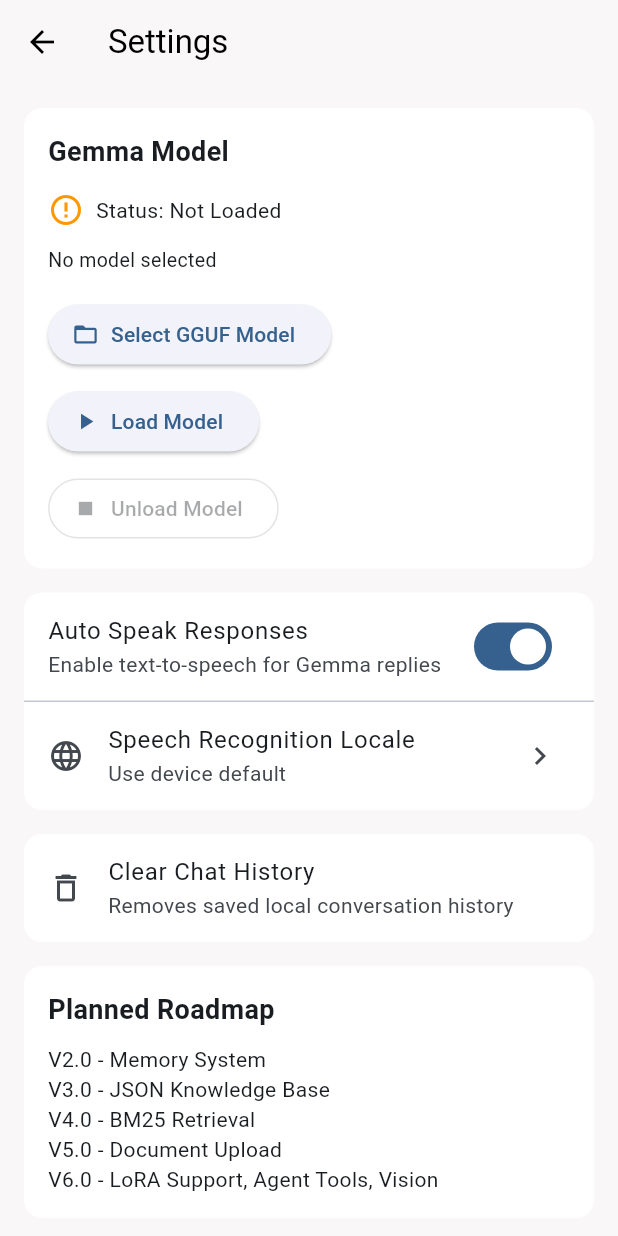
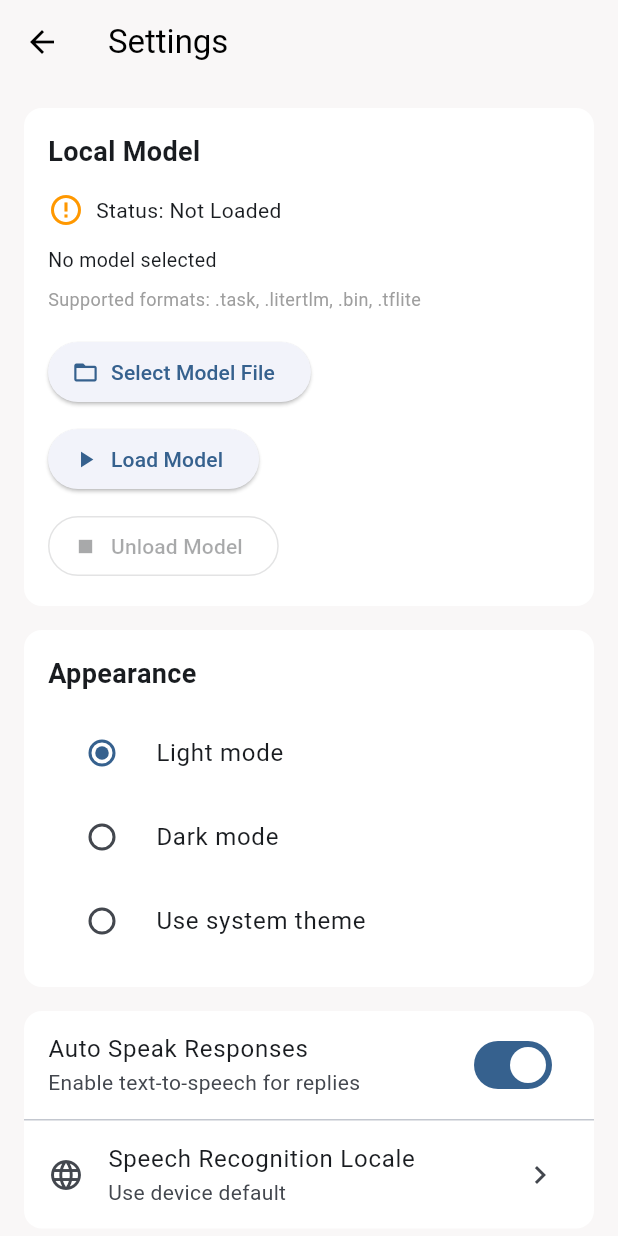
Before and after one commit to Mathin26/Gemma-chatbot-app, a Flutter app: the SettingsScreen screen opened by its route, on a phone screen of 412 x 824 dp. Run offline on Flutter 3.47's test engine with Material 3 defaults, Android fonts, the phone set to English and light mode, and no system bars; our stand-ins replace file_picker, flutter_tts, shared_preferences, speech_to_text; missing offline and left inert: flutter_gemma; accounts and stored records are empty.

Commit message:
Project update

```diff
--- a/gemma_app/lib/screens/settings_screen.dart
+++ b/gemma_app/lib/screens/settings_screen.dart
@@ -1,6 +1,7 @@
 import 'package:file_picker/file_picker.dart';
 import 'package:flutter/material.dart';
 
+import '../main.dart';
 import '../services/gemma_service.dart';
 import '../services/speech_service.dart';
 import '../services/storage_service.dart';
@@ -47,7 +48,7 @@
       final result = await FilePicker.platform.pickFiles(
         allowMultiple: false,
         type: FileType.custom,
-        allowedExtensions: ['gguf'],
+        allowedExtensions: ['task', 'litertlm', 'bin', 'tflite'],
       );
 
       if (result == null) return;
@@ -69,7 +70,7 @@
 
   Future<void> _loadModel() async {
     if (_modelPath.isEmpty) {
-      _showMessage('Please select a GGUF model first.');
+      _showMessage('Please select a supported model file first.');
       return;
     }
 
@@ -170,6 +171,25 @@
     _showMessage('Chat history cleared.');
   }
 
+  Future<void> _changeTheme(String mode) async {
+    await StorageService.instance.saveThemeMode(mode);
+
+    switch (mode) {
+      case 'dark':
+        themeModeNotifier.value = ThemeMode.dark;
+        break;
+      case 'system':
+        themeModeNotifier.value = ThemeMode.system;
+        break;
+      case 'light':
+      default:
+        themeModeNotifier.value = ThemeMode.light;
+    }
+
+    if (!mounted) return;
+    setState(() {});
+  }
+
   void _showMessage(String text) {
     ScaffoldMessenger.of(context).showSnackBar(
       SnackBar(content: Text(text)),
@@ -184,7 +204,7 @@
           crossAxisAlignment: CrossAxisAlignment.start,
           children: [
             const Text(
-              'Gemma Model',
+              'Local Model',
               style: TextStyle(fontSize: 18, fontWeight: FontWeight.bold),
             ),
             const SizedBox(height: 14),
@@ -203,11 +223,16 @@
               _modelPath.isEmpty ? 'No model selected' : _modelPath,
               style: const TextStyle(fontSize: 13),
             ),
+            const SizedBox(height: 8),
+            const Text(
+              'Supported formats: .task, .litertlm, .bin, .tflite',
+              style: TextStyle(fontSize: 12, color: Colors.grey),
+            ),
             const SizedBox(height: 16),
             ElevatedButton.icon(
               onPressed: _pickModel,
               icon: const Icon(Icons.folder_open),
-              label: const Text('Select GGUF Model'),
+              label: const Text('Select Model File'),
             ),
             const SizedBox(height: 10),
             ElevatedButton.icon(
@@ -227,13 +252,55 @@
     );
   }
 
+  Widget _buildThemeSection() {
+    final current = themeModeNotifier.value;
+
+    String value = 'light';
+    if (current == ThemeMode.dark) value = 'dark';
+    if (current == ThemeMode.system) value = 'system';
+
+    return Card(
+      child: Padding(
+        padding: const EdgeInsets.all(16),
+        child: Column(
+          crossAxisAlignment: CrossAxisAlignment.start,
+          children: [
+            const Text(
+              'Appearance',
+              style: TextStyle(fontSize: 18, fontWeight: FontWeight.bold),
+            ),
+            const SizedBox(height: 12),
+            RadioListTile<String>(
+              value: 'light',
+              groupValue: value,
+              title: const Text('Light mode'),
+              onChanged: (v) => _changeTheme(v!),
+            ),
+            RadioListTile<String>(
+              value: 'dark',
+              groupValue: value,
+              title: const Text('Dark mode'),
+              onChanged: (v) => _changeTheme(v!),
+            ),
+            RadioListTile<String>(
+              value: 'system',
+              groupValue: value,
+              title: const Text('Use system theme'),
+              onChanged: (v) => _changeTheme(v!),
+            ),
+          ],
+        ),
+      ),
+    );
+  }
+
   Widget _buildVoiceSection() {
     return Card(
       child: Column(
         children: [
           SwitchListTile(
             title: const Text('Auto Speak Responses'),
-            subtitle: const Text('Enable text-to-speech for Gemma replies'),
+            subtitle: const Text('Enable text-to-speech for replies'),
             value: _autoTts,
             onChanged: _toggleTts,
           ),
@@ -252,38 +319,11 @@
 
   Widget _buildHistorySection() {
     return Card(
-      child: Column(
-        children: [
-          ListTile(
-            leading: const Icon(Icons.delete_outline),
-            title: const Text('Clear Chat History'),
-            subtitle: const Text('Removes saved local conversation history'),
-            onTap: _clearChatHistory,
-          ),
-        ],
-      ),
-    );
-  }
-
-  Widget _buildRoadmapSection() {
-    return const Card(
-      child: Padding(
-        padding: EdgeInsets.all(16),
-        child: Column(
-          crossAxisAlignment: CrossAxisAlignment.start,
-          children: [
-            Text(
-              'Planned Roadmap',
-              style: TextStyle(fontSize: 18, fontWeight: FontWeight.bold),
-            ),
-            SizedBox(height: 10),
-            Text('V2.0 - Memory System'),
-            Text('V3.0 - JSON Knowledge Base'),
-            Text('V4.0 - BM25 Retrieval'),
-            Text('V5.0 - Document Upload'),
-            Text('V6.0 - LoRA Support, Agent Tools, Vision'),
-          ],
-        ),
+      child: ListTile(
+        leading: const Icon(Icons.delete_outline),
+        title: const Text('Clear Chat History'),
+        subtitle: const Text('Remove saved local messages'),
+        onTap: _clearChatHistory,
       ),
     );
   }
@@ -299,11 +339,11 @@
         children: [
           _buildModelSection(),
           const SizedBox(height: 16),
+          _buildThemeSection(),
+          const SizedBox(height: 16),
           _buildVoiceSection(),
           const SizedBox(height: 16),
           _buildHistorySection(),
-          const SizedBox(height: 16),
-          _buildRoadmapSection(),
         ],
       ),
     );
```
